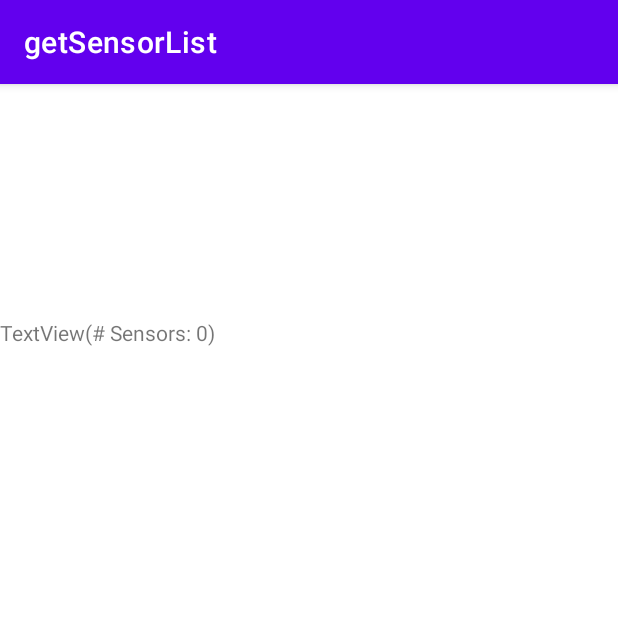
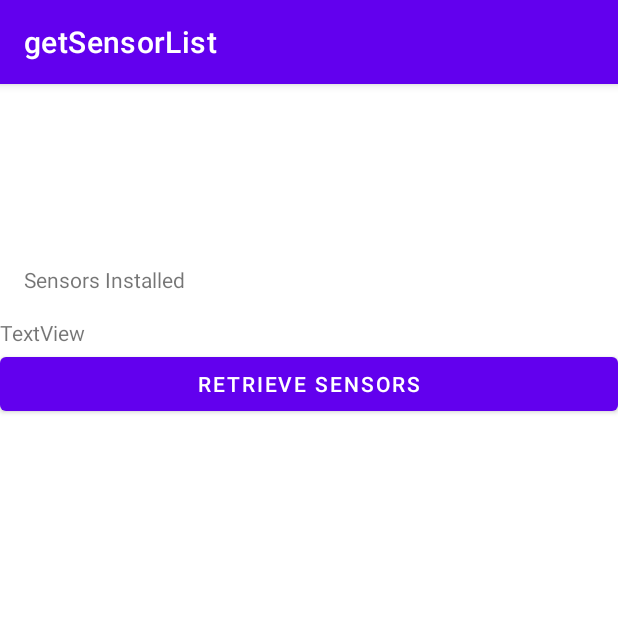
Before and after one commit to wpdlf/getSensorList, an Android app: the screen it shows after launch (MainActivity), on a phone screen of 412 x 824 dp, the top half of it. Run offline under Robolectric (Android 15) with nearby library versions, the phone set to English and light mode, and no system bars.

Commit message:
get sensor list using ScrollView + button

```diff
--- a/app/src/main/java/com/example/getsensorlist/MainActivity.java
+++ b/app/src/main/java/com/example/getsensorlist/MainActivity.java
@@ -5,7 +5,8 @@ import androidx.appcompat.app.AppCompatActivity;
 import android.hardware.Sensor;
 import android.hardware.SensorManager;
 import android.os.Bundle;
-import android.text.method.ScrollingMovementMethod;
+import android.view.View;
+import android.widget.Button;
 import android.widget.TextView;
 
 import java.util.List;
@@ -14,6 +15,7 @@ public class MainActivity extends AppCompatActivity {
     TextView mTextSensors;
     SensorManager sensorMgr;
     List<Sensor> sensorList;
+    Button button;
 
     @Override
     protected void onCreate(Bundle savedInstanceState) {
@@ -22,13 +24,20 @@ public class MainActivity extends AppCompatActivity {
 
         mTextSensors = findViewById(R.id.textSensors);
 
+        button = findViewById(R.id.retrieve_sensors_btn);
+
+        button.setOnClickListener(new View.OnClickListener() {
+            @Override
+            public void onClick(View v) {
                 sensorMgr = (SensorManager) getSystemService(SENSOR_SERVICE); // 가져온다
+                sensorList = sensorMgr.getSensorList(Sensor.TYPE_ALL);
 
-        sensorList = sensorMgr.getSensorList(Sensor.TYPE_ALL);
                 mTextSensors.append("(# Sensors: " + sensorList.size() + ")\n\n");
                 for (Sensor sensor : sensorList){
                     mTextSensors.append("Sensor name: " + sensor.getName() + "\n");
                     mTextSensors.append("Sensor type: " + sensor.getType() + "\n\n");
                 }
             }
+        });
     }
+}
--- a/app/src/main/res/layout/activity_main.xml
+++ b/app/src/main/res/layout/activity_main.xml
@@ -6,34 +6,50 @@
     android:layout_height="match_parent"
     tools:context=".MainActivity">
 
+    <Button
+        android:id="@+id/retrieve_sensors_btn"
+        android:layout_width="0dp"
+        android:layout_height="wrap_content"
+        android:layout_marginTop="176dp"
+        android:text="Retrieve Sensors"
+        app:layout_constraintEnd_toEndOf="parent"
+        app:layout_constraintStart_toStartOf="parent"
+        app:layout_constraintTop_toTopOf="parent"
+        tools:ignore="MissingConstraints" />
+
     <TextView
         android:id="@+id/textView1"
         android:layout_width="wrap_content"
         android:layout_height="wrap_content"
+        android:layout_marginStart="16dp"
+        android:layout_marginLeft="16dp"
         android:layout_marginBottom="36dp"
         android:text="Sensors Installed"
         app:layout_constraintBottom_toTopOf="@+id/textView2"
-        tools:layout_editor_absoluteX="16dp" />
+        app:layout_constraintStart_toStartOf="parent"
+        tools:ignore="MissingConstraints" />
 
     <TextView
         android:id="@+id/textView2"
         android:layout_width="wrap_content"
         android:layout_height="wrap_content"
-        android:layout_marginBottom="48dp"
         android:text="---------------------------------------------"
-        app:layout_constraintBottom_toTopOf="@+id/scrollView"
-        app:layout_constraintStart_toStartOf="@+id/textView1"
+        app:layout_constraintStart_toStartOf="@+id/scrollView"
+        app:layout_constraintTop_toTopOf="@+id/retrieve_sensors_btn"
         tools:ignore="MissingConstraints" />
 
     <ScrollView
         android:id="@+id/scrollView"
-        android:layout_width="match_parent"
-        android:layout_height="match_parent">
+        android:layout_width="0dp"
+        android:layout_height="match_parent"
+        app:layout_constraintEnd_toEndOf="parent"
+        app:layout_constraintStart_toStartOf="parent"
+        app:layout_constraintTop_toBottomOf="@+id/textView2">
 
         <LinearLayout
             android:layout_width="match_parent"
             android:layout_height="wrap_content"
-            android:orientation="vertical" >
+            android:orientation="vertical">
 
             <TextView
                 android:id="@+id/textSensors"
@@ -42,6 +58,7 @@
                 android:layout_marginTop="156dp"
                 android:text="TextView"
                 tools:ignore="MissingConstraints" />
+
         </LinearLayout>
     </ScrollView>
 
```
Lines whose indentation alone changed are shown as unchanged.
